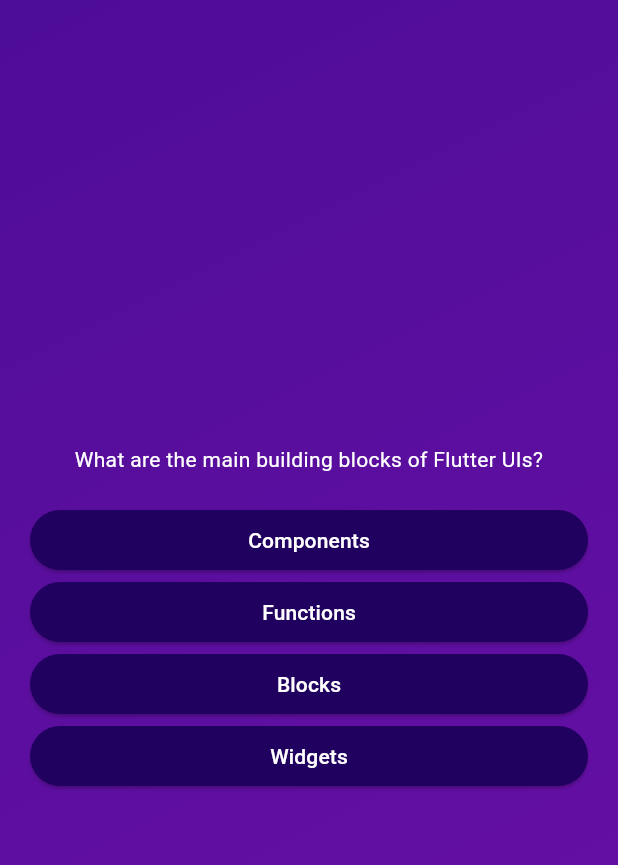
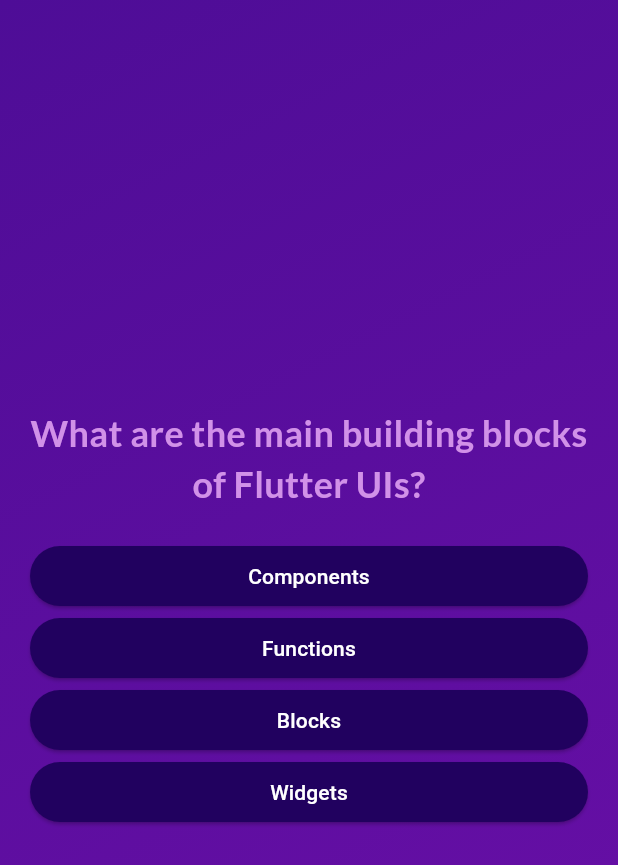
Before and after one commit to Wishalleo/quizApp, a Flutter app: the screen it shows after launch, after a tap on "Start Quiz", on a phone screen of 412 x 824 dp. Shown: the top 865 px of the screen. Run offline on Flutter 3.47's test engine with Material 3 defaults, Android fonts, the phone set to English and light mode, and no system bars; our stand-ins replace google_fonts.

Commit message:
Adding google fonts and passing data via functions across widgets

```diff
--- a/lib/presention/quiz/quiz.dart
+++ b/lib/presention/quiz/quiz.dart
@@ -11,10 +11,15 @@
 
 class _QuizState extends State<Quiz> {
   bool activeScreen = true;
+  List<String> selectedAnswer = [];
   void switchScreen() {
     setState(() {
       activeScreen = false;
     });
+  }
+
+  void chooseAnswer(String answer) {
+    selectedAnswer.add(answer);
   }
 
   @override
@@ -32,7 +37,9 @@
             end: Alignment.bottomRight,
           ),
         ),
-        child: activeScreen ? StartScreen(switchScreen) : QuizScreen(),
+        child: activeScreen
+            ? StartScreen(switchScreen)
+            : QuizScreen(onSelectedAnswer: chooseAnswer),
       ),
     );
   }
--- a/lib/presention/quiz/quiz_screen.dart
+++ b/lib/presention/quiz/quiz_screen.dart
@@ -1,33 +1,27 @@
 import 'package:flutter/material.dart';
+import 'package:google_fonts/google_fonts.dart';
 import 'package:quiz_learn/core/data/questions.dart';
-import 'package:quiz_learn/presention/start/start_screen.dart';
 import 'package:quiz_learn/presention/widgets/answer_button.dart';
 
 class QuizScreen extends StatefulWidget {
-  const QuizScreen({super.key});
-
+  const QuizScreen({required this.onSelectedAnswer, super.key});
+  final void Function(String answer) onSelectedAnswer;
   @override
   State<QuizScreen> createState() => _QuizScreenState();
 }
 
 class _QuizScreenState extends State<QuizScreen> {
-  Widget? activeScreen;
-  @override
-  void initState() {
-    super.initState();
-    activeScreen = StartScreen(switchScreen);
-  }
-
-  void switchScreen() {
+  var currentQuestionIndex = 0;
+  void answerQuestion(String selectedAnswer) {
+    widget.onSelectedAnswer(selectedAnswer);
     setState(() {
-      // activeScreen = QuestionScreen();
+      currentQuestionIndex++;
     });
   }
 
   @override
   Widget build(BuildContext context) {
-    var numberQuestion = 0;
-    final currentQuestion = questions[numberQuestion];
+    final currentQuestion = questions[currentQuestionIndex];
     return SizedBox(
       width: double.infinity,
       child: Container(
@@ -39,12 +33,19 @@
             Text(
               currentQuestion.text,
               textAlign: TextAlign.center,
-              style: TextStyle(color: Colors.white),
+              style: GoogleFonts.lato(
+                color: const Color.fromARGB(255, 209, 145, 232),
+                fontWeight: FontWeight.bold,
+                fontSize: 24,
+              ),
             ),
             SizedBox(height: 20),
             // cara simple MAP LIST and SPREADING VALUE (...) pada data
             ...currentQuestion.getShuffleAnswer().map((answer) {
-              return AnswerButton(onTap: () {}, answerText: answer);
+              return AnswerButton(
+                onTap: () => answerQuestion(answer),
+                answerText: answer,
+              );
             }),
             // AnswerButton(onTap: () {}, answerText: currentQuestion.answer[0]),
             // AnswerButton(onTap: () {}, answerText: currentQuestion.answer[1]),
--- a/lib/presention/start/start_screen.dart
+++ b/lib/presention/start/start_screen.dart
@@ -1,4 +1,5 @@
 import 'package:flutter/material.dart';
+import 'package:google_fonts/google_fonts.dart';
 
 class StartScreen extends StatelessWidget {
   const StartScreen(this.startQuiz, {super.key});
@@ -18,7 +19,7 @@
           SizedBox(height: 50),
           Text(
             'Learn Flutter the Fun Way!',
-            style: TextStyle(fontSize: 25, color: Colors.white),
+            style: GoogleFonts.lato(color: Colors.white, fontSize: 25),
           ),
           SizedBox(height: 25),
           InkWell(
--- a/lib/presention/widgets/answer_button.dart
+++ b/lib/presention/widgets/answer_button.dart
@@ -21,7 +21,7 @@
           borderRadius: BorderRadiusGeometry.circular(40),
         ),
       ),
-      child: Text(answerText),
+      child: Text(answerText, textAlign: TextAlign.center),
     );
   }
 }
--- a/pubspec.yaml
+++ b/pubspec.yaml
@@ -9,11 +9,12 @@
 dependencies:
   flutter:
     sdk: flutter
+  google_fonts: ^6.2.1
 
 dev_dependencies:
+  flutter_lints: ^5.0.0
   flutter_test:
     sdk: flutter
-  flutter_lints: ^5.0.0
 
 flutter:
   uses-material-design: true
```
Also changed, not shown: pubspec.lock, 3 other files.
